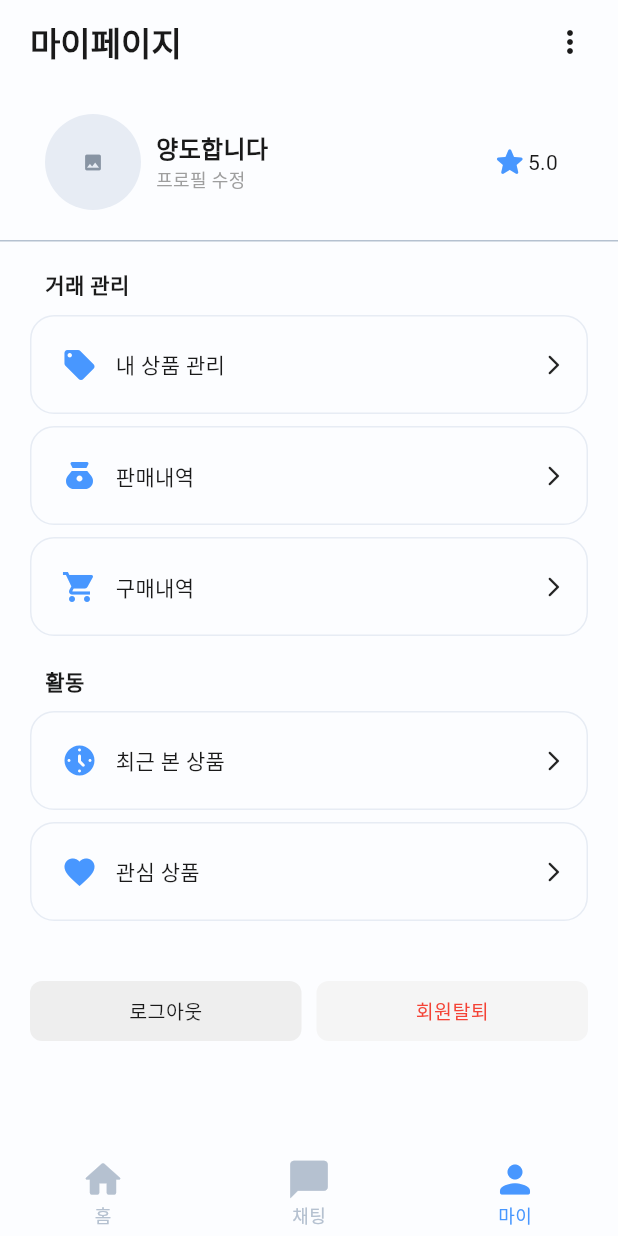
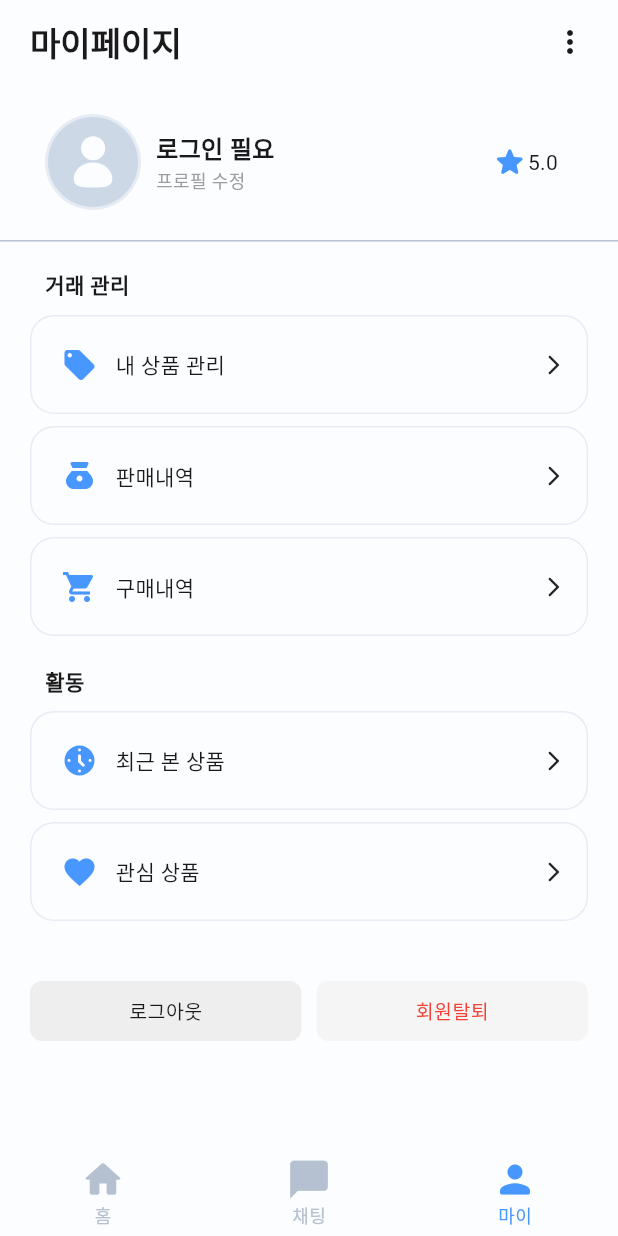
Before and after one commit to The-Three-Little-Pigs/baton, a Flutter app: the ProfileTap screen opened by its route, on a phone screen of 412 x 824 dp. Run offline on Flutter 3.47's test engine with Material 3 defaults, Android fonts, the phone set to English and light mode, and no system bars; our stand-ins replace auto_size_text, cloud_firestore, firebase_auth, firebase_core, firebase_messaging, firebase_storage and 8 more; missing offline and left inert: kakao_flutter_sdk; accounts and stored records are empty; generated files the repository leaves out were written again; Roboto replaces fonts that are missing (PretendardGOV); project files that could hold a hidden picture were left out.

```diff
--- a/lib/views/_tap/profile/profile_tap.dart
+++ b/lib/views/_tap/profile/profile_tap.dart
@@ -116,11 +116,12 @@ class ProfileTap extends ConsumerWidget {
   }
 }
 
-class UserProfileCard extends StatelessWidget {
+class UserProfileCard extends ConsumerWidget {
   const UserProfileCard({super.key});
 
   @override
-  Widget build(BuildContext context) {
+  Widget build(BuildContext context, WidgetRef ref) {
+    final userAsync = ref.watch(userProvider);
     return Container(
       decoration: BoxDecoration(
         border: Border(
@@ -138,14 +139,36 @@ class UserProfileCard extends StatelessWidget {
           children: [
             CircleAvatar(
               radius: 32,
-              backgroundColor: Theme.of(
-                context,
-              ).colorScheme.surfaceContainerHighest,
-              child: Center(
-                child: Icon(
-                  Icons.image,
-                  size: 14,
-                  color: AppColors.textTertiary,
+              child: SizedBox(
+                width: 60,
+                height: 60,
+                child: userAsync.when(
+                  data: (user) {
+                    if (user?.profileUrl != null) {
+                      return Image.network(
+                        user!.profileUrl!,
+                        fit: BoxFit.cover,
+                        errorBuilder: (context, error, stackTrace) =>
+                            SvgPicture.asset(
+                              'assets/images/profile_image_60.svg',
+                            ),
+                      );
+                    } else {
+                      return SvgPicture.asset(
+                        'assets/images/profile_image_60.svg',
+                      );
+                    }
+                  },
+                  loading: () {
+                    return SvgPicture.asset(
+                      'assets/images/profile_image_60.svg',
+                    );
+                  },
+                  error: (error, stack) {
+                    return SvgPicture.asset(
+                      'assets/images/profile_image_60.svg',
+                    );
+                  },
                 ),
               ),
             ),
@@ -154,10 +177,20 @@ class UserProfileCard extends StatelessWidget {
               child: Column(
                 crossAxisAlignment: CrossAxisAlignment.start,
                 children: [
-                  Text(
-                    '양도합니다',
-                    style: TextStyle(fontSize: 16, fontWeight: FontWeight.w600),
+                  userAsync.when(
+                    data: (user) => Text(
+                      user?.nickname ?? '로그인 필요',
+                      style: const TextStyle(
+                        fontSize: 16,
+                        fontWeight: FontWeight.w600,
+                      ),
+                    ),
+                    loading: () =>
+                        const Text('...', style: TextStyle(fontSize: 16)),
+                    error: (_, __) =>
+                        const Text('에러 발생', style: TextStyle(fontSize: 16)),
                   ),
+
                   Text(
                     '프로필 수정',
                     style: TextStyle(
```
Also changed, not shown: lib/views/_tap/chat/widgets/chat_list_tile.dart (+36 -7 lines), assets/images/empty_image_50.svg (added), assets/images/empty_image_60.svg (added), assets/images/profile_image_60.svg (added).
